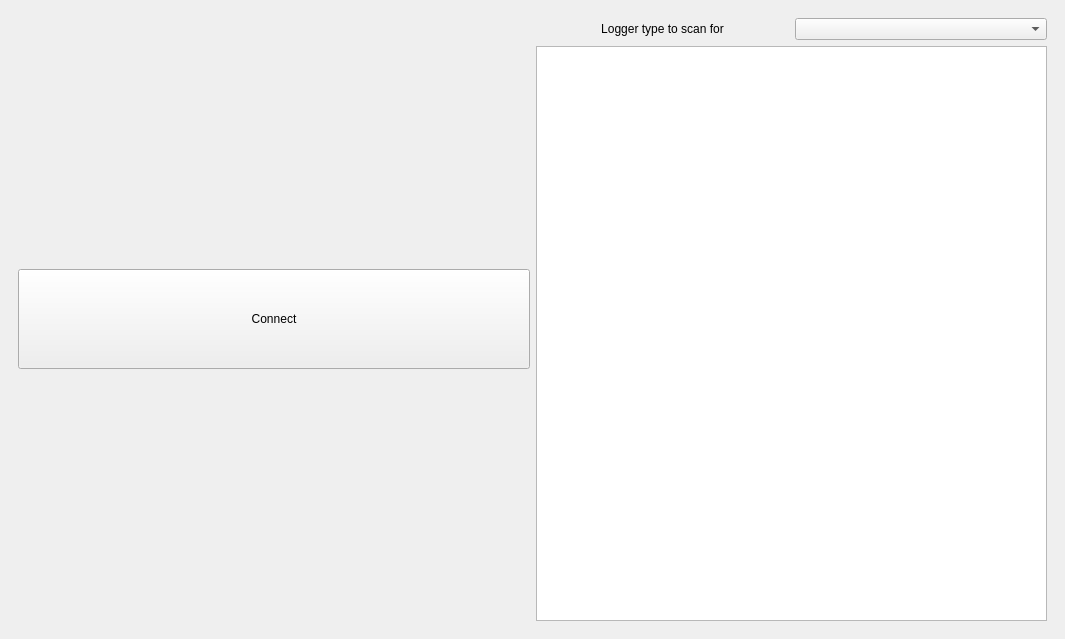
Old version of the form bix/gui/gui.ui in the repository LowellInstruments/bix.
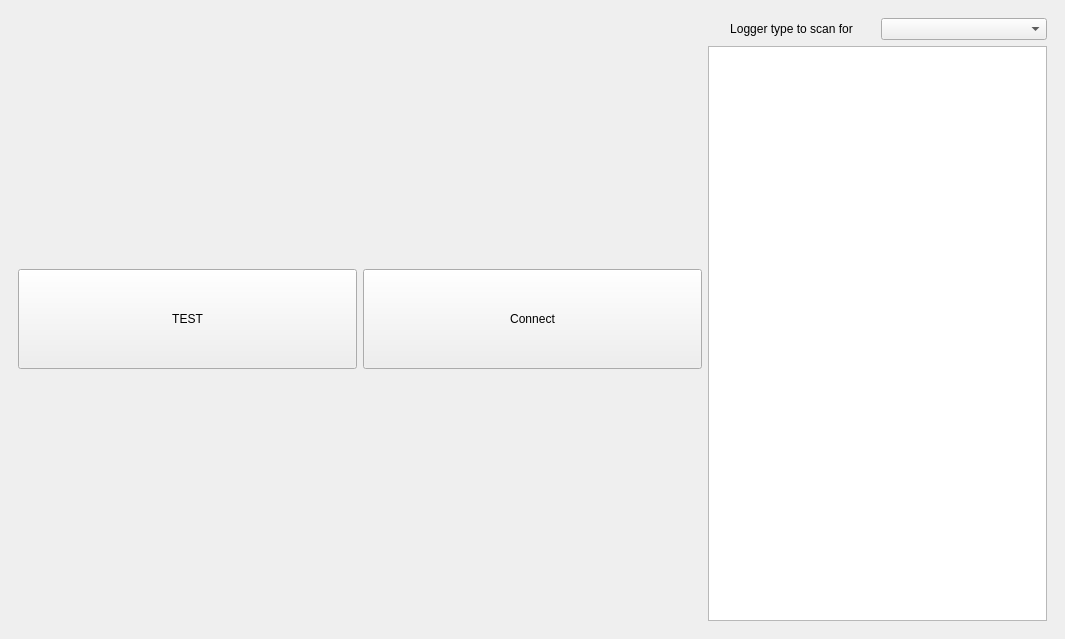
New version of the form. The open tabs and pages were chosen to show the change.

Patch:
```diff
--- a/bix/gui/gui.ui
+++ b/bix/gui/gui.ui
@@ -29,7 +29,20 @@
       <widget class="QWidget" name="page_1">
        <layout class="QHBoxLayout" name="horizontalLayout_4">
         <item>
-         <layout class="QHBoxLayout" name="horizontalLayout_3" stretch="1,1">
+         <layout class="QHBoxLayout" name="horizontalLayout_3" stretch="1,1,1">
+          <item>
+           <widget class="QPushButton" name="btn_test">
+            <property name="minimumSize">
+             <size>
+              <width>0</width>
+              <height>100</height>
+             </size>
+            </property>
+            <property name="text">
+             <string>TEST</string>
+            </property>
+           </widget>
+          </item>
           <item>
            <widget class="QPushButton" name="btn_connect">
             <property name="minimumSize">
```
Left out of the diff: 2 changed lines with no effect on the pictures.
